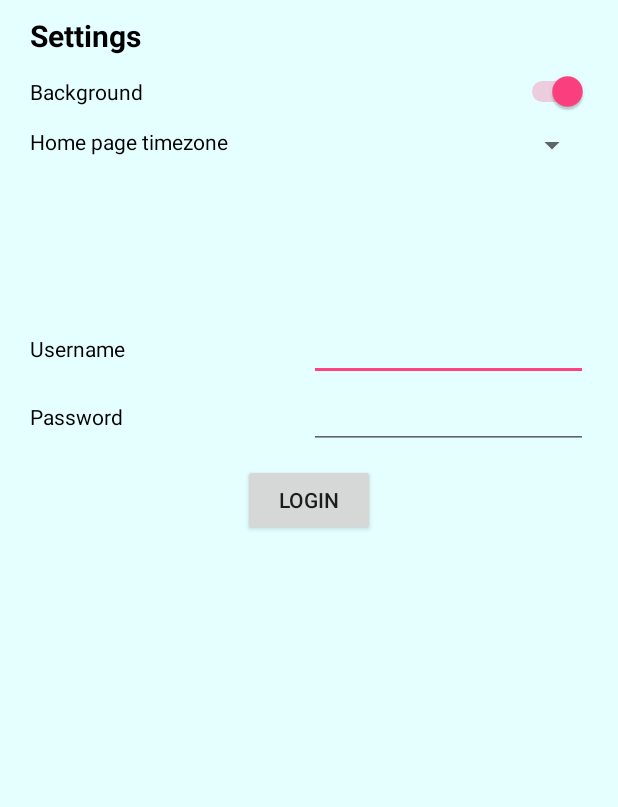
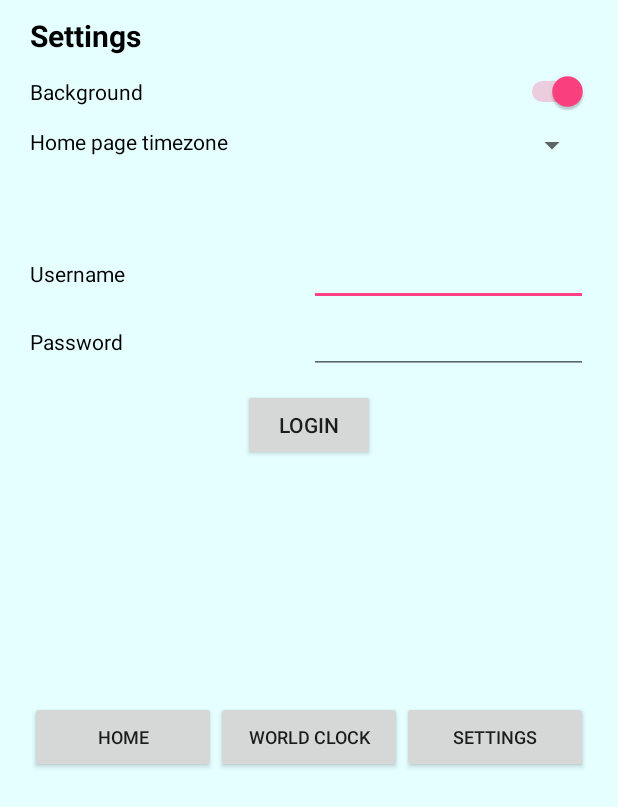
Before and after one commit to Alexmruth/androidAss2, an Android app: the layout settings.xml on its own in the app's theme, with its tools: preview values and no code run, on a phone screen of 412 x 824 dp. Shown: the top 807 px of the screen. Run offline under Robolectric (Android 15) with nearby library versions, the phone set to English and light mode, and no system bars.

Commit message:
finalizing for submit

```diff
--- a/app/src/main/java/com/example/aruth/assignment1/MainActivity.java
+++ b/app/src/main/java/com/example/aruth/assignment1/MainActivity.java
@@ -11,5 +11,7 @@ public class MainActivity extends AppCompatActivity {
     protected void onCreate(Bundle savedInstanceState) {
         super.onCreate(savedInstanceState);
         setContentView(R.layout.activity_main);
+        //setContentView(R.layout.timezone_list);
+        //setContentView(R.layout.settings);
     }
 }
--- a/app/src/main/res/layout-land/activity_main.xml
+++ b/app/src/main/res/layout-land/activity_main.xml
@@ -5,7 +5,8 @@
     android:background="@color/lightblue"
     android:paddingRight="20dp"
     android:paddingLeft="20dp">
-
+<!-- Landscape version of the home page -->
+    <!-- Changed margintop on top image from 130 to 20dp -->
 <ImageView
     android:id="@+id/imageView"
     android:layout_width="100dp"
@@ -25,7 +26,7 @@
     android:layout_width="match_parent"
     android:gravity="center"
     android:textSize="20sp"
-    android:text="Local time"
+    android:text="@string/localtime"
     />
 
 <LinearLayout
--- a/app/src/main/res/layout/settings.xml
+++ b/app/src/main/res/layout/settings.xml
@@ -26,6 +26,7 @@
             android:text="@string/background"
             android:textColor="@color/black"
             />
+        <!-- Will eventually use switch to change from the light blue background or another colour -->
         <Switch
             android:layout_width="wrap_content"
             android:layout_height="wrap_content"
@@ -43,6 +44,7 @@
             android:text="@string/hometimesetting"
             android:textColor="@color/black"
             />
+        <!-- Will use this to select home page timezone from a list -->
         <Spinner
             android:layout_width="match_parent"
             android:layout_height="wrap_content"
@@ -53,7 +55,7 @@
         android:layout_width="match_parent"
         android:layout_height="wrap_content"
         android:orientation="horizontal"
-        android:layout_marginTop="100dp">
+        android:layout_marginTop="50dp">
         <TextView
             android:layout_width="match_parent"
             android:layout_height="wrap_content"
@@ -87,4 +89,34 @@
         android:text="@string/login"
         android:layout_gravity="center"/>
 
+    <!-- button layout code -->
+    <LinearLayout
+        android:layout_width="match_parent"
+        android:layout_height="50dp"
+        android:layout_marginTop="160dp"
+        android:layout_marginBottom="5dp"
+        android:orientation="horizontal">
+
+        <Button
+            android:layout_width="match_parent"
+            android:layout_height="wrap_content"
+            android:layout_weight="1"
+            android:textSize="12sp"
+            android:text="@string/home_btn"
+            />
+
+        <Button
+            android:layout_width="match_parent"
+            android:layout_height="wrap_content"
+            android:layout_weight="1"
+            android:textSize="12sp"
+            android:text="@string/worldclock_btn"/>
+
+        <Button
+            android:layout_width="match_parent"
+            android:layout_height="wrap_content"
+            android:layout_weight="1"
+            android:textSize="12sp"
+            android:text="@string/settings_btn" />
+    </LinearLayout>
 </LinearLayout>
```
Also changed, not shown: app/src/main/res/layout/activity_main.xml (+5 -5 lines), app/src/main/res/layout/timezone_list.xml (+32 -0 lines), app/src/main/res/values/strings.xml (+5 -3 lines).
